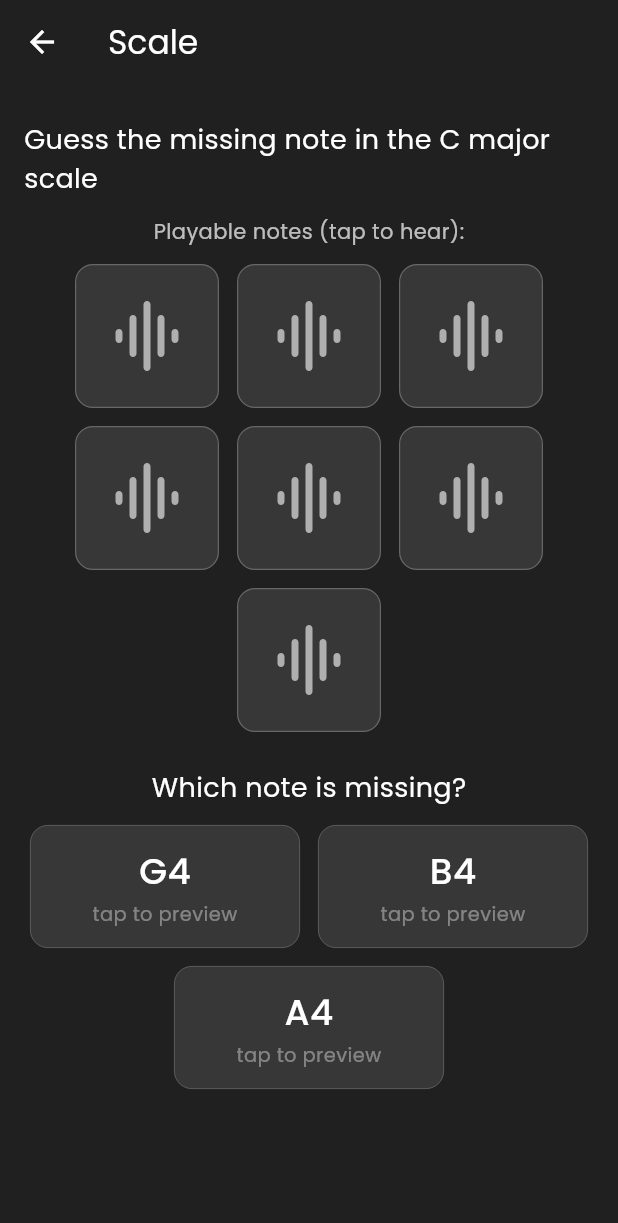
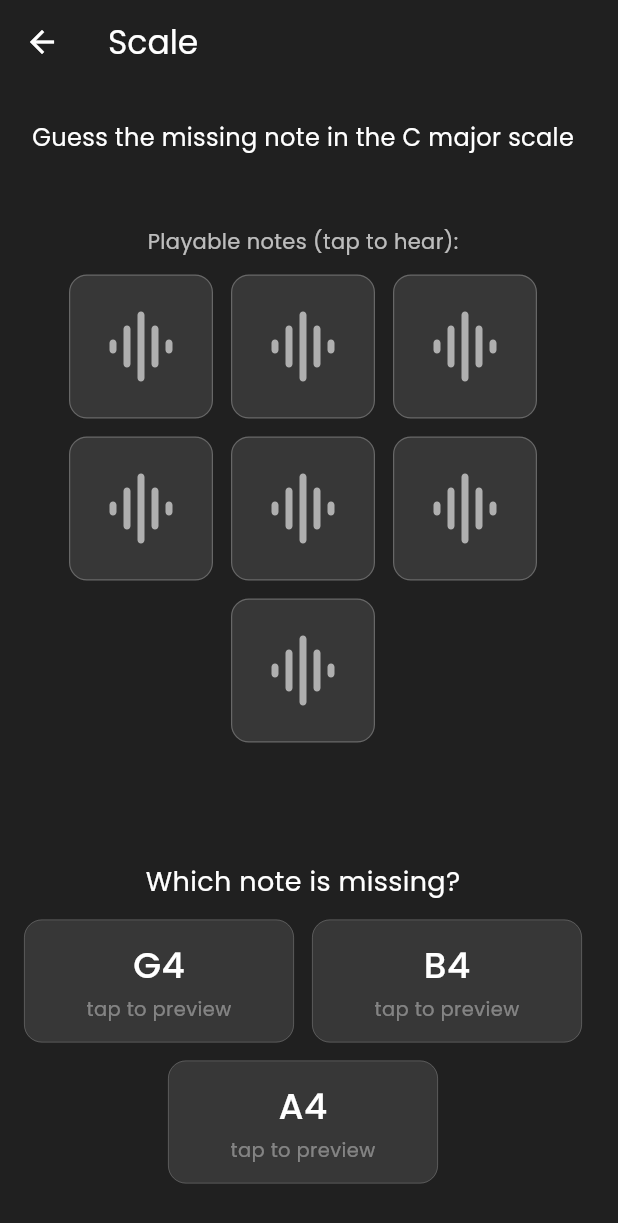
Before and after one commit to definitelynotjin/ear_trainer, a Flutter app: the Scale screen opened directly, on a phone screen of 412 x 824 dp. Shown: the top 1223 px of the screen. Run offline on Flutter 3.47's test engine with Material 3 defaults, Android fonts, the phone set to English and light mode, and no system bars; our stand-ins replace audioplayers, flutter_svg, shared_preferences; missing offline and left inert: step_progress; accounts and stored records are empty.

Commit message:
Refactor UI components: adjust text styles and spacing in Scale page; comment out unused QuizNavigationButton in Pitch page; remove commented code in AchievementBadge widget

```diff
--- a/lib/pages/scale.dart
+++ b/lib/pages/scale.dart
@@ -166,9 +166,9 @@ class _ScaleState extends State<Scale> {
             const SizedBox(height: 8),
             const Text(
               'Guess the missing note in the C major scale',
-              style: TextStyle(fontSize: 18, color: Colors.white),
+              style: TextStyle(fontSize: 16, color: Colors.white),
             ),
-            const SizedBox(height: 12),
+            const SizedBox(height: 48),
             const Text(
               'Playable notes (tap to hear):',
               style: TextStyle(color: Colors.white70),
@@ -216,7 +216,7 @@ class _ScaleState extends State<Scale> {
                 );
               }).toList(),
             ),
-            const SizedBox(height: 24),
+            const SizedBox(height: 80),
             const Text(
               'Which note is missing?',
               style: TextStyle(color: Colors.white, fontSize: 18),
--- a/lib/widgets/achievement_badge.dart
+++ b/lib/widgets/achievement_badge.dart
@@ -36,7 +36,6 @@ class AchievementBadge extends StatelessWidget {
           child: Column(
             mainAxisAlignment: MainAxisAlignment.center,
             children: [
-              // show svg if available; otherwise show a fallback icon to avoid crashing
               SizedBox(
                 width: 60,
                 height: 60,
```
Also changed, not shown: lib/pages/pitch.dart (+14 -14 lines).
